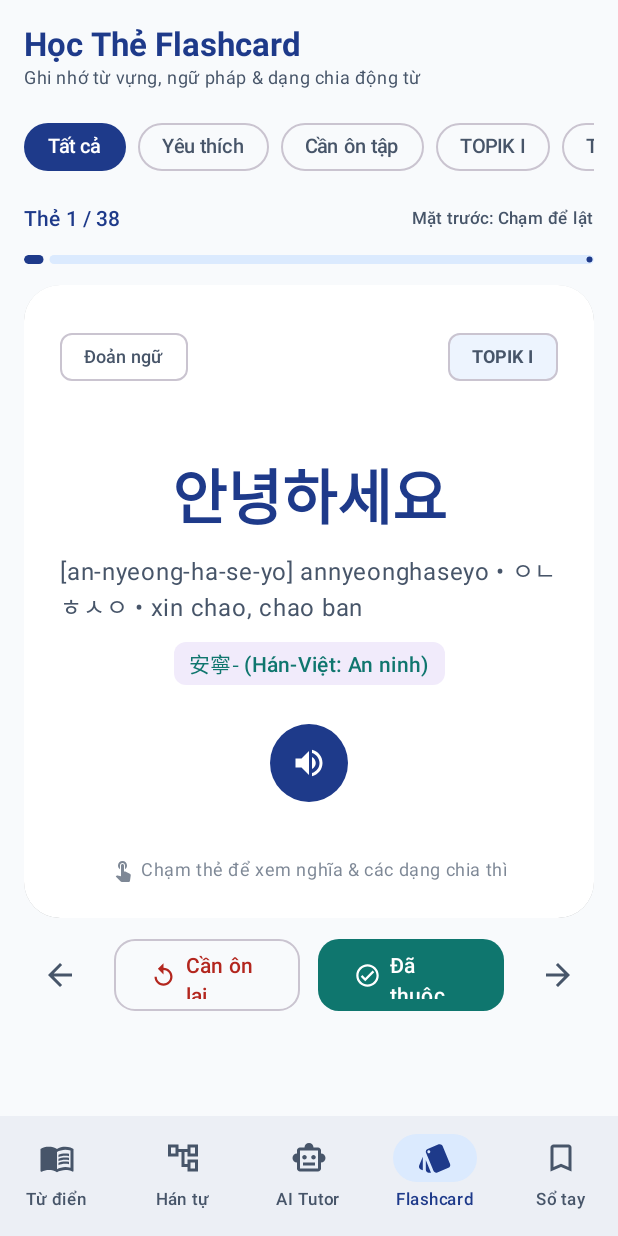
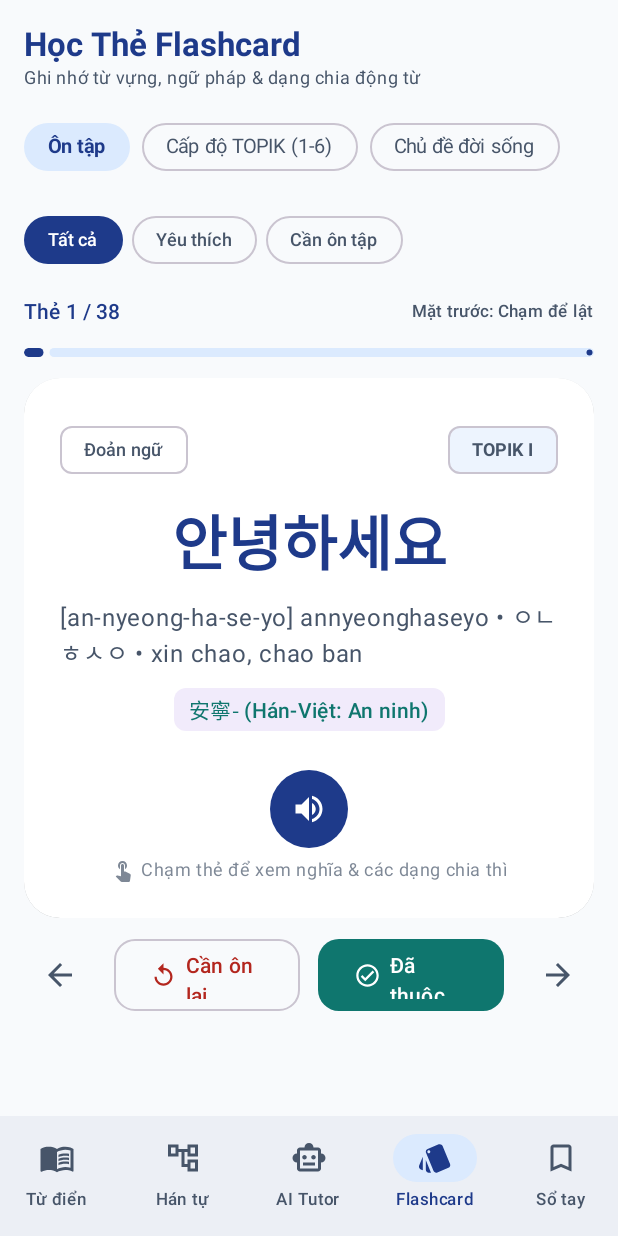
Before and after one commit to ngoloc2k4/VietnamKoreanDictionary, an Android app built with Jetpack Compose: the screen it shows after launch (MainActivity), item 4 of the bottom bar chosen, on a phone screen of 412 x 824 dp. Run offline under Robolectric (Android 15) with nearby library versions, the light colour scheme and no system bars; our stand-ins replace Room's generated code.

Commit message:
feat: add comprehensive TOPIK 1-6 levels, everyday life theme filters and rich text markdown rendering

```diff
--- a/app/src/main/java/com/example/ui/screens/DictionaryScreen.kt
+++ b/app/src/main/java/com/example/ui/screens/DictionaryScreen.kt
@@ -26,6 +26,7 @@ import androidx.compose.ui.unit.sp
 import com.example.data.model.WordEntity
 import com.example.ui.viewmodel.DictionaryViewModel
 import com.example.ui.viewmodel.WordFilter
+import com.example.ui.viewmodel.WordFilterGroup
 import com.example.util.MatchResult
 
 @OptIn(ExperimentalMaterial3Api::class)
@@ -43,6 +44,13 @@ fun DictionaryScreen(
     val searchHistory by viewModel.searchHistory.collectAsState()
     var showTranslatorSheet by remember { mutableStateOf(false) }
     var showClearSearchHistoryDialog by remember { mutableStateOf(false) }
+    var activeFilterGroup by remember { mutableStateOf(selectedFilter.group) }
+
+    LaunchedEffect(selectedFilter) {
+        if (selectedFilter != WordFilter.ALL) {
+            activeFilterGroup = selectedFilter.group
+        }
+    }
 
     Column(
         modifier = modifier
@@ -154,7 +162,7 @@ fun DictionaryScreen(
             Row(
                 modifier = Modifier
                     .fillMaxWidth()
-                    .padding(horizontal = 16.dp, top = 6.dp),
+                    .padding(start = 16.dp, end = 16.dp, top = 6.dp),
                 horizontalArrangement = Arrangement.SpaceBetween,
                 verticalAlignment = Alignment.CenterVertically
             ) {
@@ -211,26 +219,74 @@ fun DictionaryScreen(
             }
         }
 
-        // Filter chips row
+        // Filter groups row (Tất cả, Cấp độ TOPIK 1-6, Chủ đề đời sống, Từ loại)
         Row(
             modifier = Modifier
                 .fillMaxWidth()
-                .padding(vertical = 8.dp)
+                .padding(top = 8.dp, bottom = 4.dp)
                 .horizontalScroll(rememberScrollState())
                 .padding(horizontal = 16.dp),
             horizontalArrangement = Arrangement.spacedBy(8.dp)
         ) {
-            WordFilter.values().forEach { filter ->
+            WordFilterGroup.values().forEach { group ->
+                val isGroupActive = if (group == WordFilterGroup.ALL) {
+                    selectedFilter == WordFilter.ALL
+                } else {
+                    activeFilterGroup == group && selectedFilter != WordFilter.ALL
+                }
                 FilterChip(
-                    selected = selectedFilter == filter,
-                    onClick = { viewModel.onFilterSelected(filter) },
-                    label = { Text(filter.label, fontSize = 13.sp) },
+                    selected = isGroupActive,
+                    onClick = {
+                        activeFilterGroup = group
+                        if (group == WordFilterGroup.ALL) {
+                            viewModel.onFilterSelected(WordFilter.ALL)
+                        } else {
+                            if (selectedFilter.group != group) {
+                                val firstInGroup = WordFilter.values().firstOrNull { it.group == group }
+                                if (firstInGroup != null) {
+                                    viewModel.onFilterSelected(firstInGroup)
+                                }
+                            }
+                        }
+                    },
+                    label = {
+                        Text(
+                            text = group.label,
+                            fontSize = 13.sp,
+                            fontWeight = if (isGroupActive) FontWeight.Bold else FontWeight.Normal
+                        )
+                    },
                     shape = RoundedCornerShape(20.dp),
                     colors = FilterChipDefaults.filterChipColors(
-                        selectedContainerColor = MaterialTheme.colorScheme.primary,
-                        selectedLabelColor = MaterialTheme.colorScheme.onPrimary
+                        selectedContainerColor = MaterialTheme.colorScheme.primaryContainer,
+                        selectedLabelColor = MaterialTheme.colorScheme.onPrimaryContainer
                     )
                 )
+            }
+        }
+
+        // Sub-filter chips row (Chi tiết các cấp độ TOPIK 1-6, các chủ đề, hoặc từ loại)
+        if (activeFilterGroup != WordFilterGroup.ALL && selectedFilter != WordFilter.ALL) {
+            Row(
+                modifier = Modifier
+                    .fillMaxWidth()
+                    .padding(bottom = 6.dp)
+                    .horizontalScroll(rememberScrollState())
+                    .padding(horizontal = 16.dp),
+                horizontalArrangement = Arrangement.spacedBy(6.dp)
+            ) {
+                WordFilter.values().filter { it.group == activeFilterGroup }.forEach { filter ->
+                    FilterChip(
+                        selected = selectedFilter == filter,
+                        onClick = { viewModel.onFilterSelected(filter) },
+                        label = { Text(filter.label, fontSize = 12.sp) },
+                        shape = RoundedCornerShape(16.dp),
+                        colors = FilterChipDefaults.filterChipColors(
+                            selectedContainerColor = MaterialTheme.colorScheme.primary,
+                            selectedLabelColor = MaterialTheme.colorScheme.onPrimary
+                        )
+                    )
+                }
             }
         }
 
--- a/app/src/main/java/com/example/ui/screens/FlashcardScreen.kt
+++ b/app/src/main/java/com/example/ui/screens/FlashcardScreen.kt
@@ -30,6 +30,7 @@ import com.example.data.model.WordEntity
 import com.example.data.model.parseExamples
 import com.example.ui.viewmodel.DictionaryViewModel
 import com.example.ui.viewmodel.FlashcardFilter
+import com.example.ui.viewmodel.FlashcardFilterGroup
 
 @OptIn(ExperimentalMaterial3Api::class)
 @Composable
@@ -41,6 +42,11 @@ fun FlashcardScreen(
     val currentIndex by viewModel.flashcardIndex.collectAsState()
     val isFlipped by viewModel.isCardFlipped.collectAsState()
     val currentFilter by viewModel.flashcardFilter.collectAsState()
+    var activeFlashcardGroup by remember { mutableStateOf(currentFilter.group) }
+
+    LaunchedEffect(currentFilter) {
+        activeFlashcardGroup = currentFilter.group
+    }
 
     val rotation by animateFloatAsState(
         targetValue = if (isFlipped) 180f else 0f,
@@ -80,19 +86,55 @@ fun FlashcardScreen(
             }
         }
 
-        // Filter chips (Tất cả, Yêu thích, Cần ôn tập, TOPIK I, TOPIK II)
+        // Filter group chips (Ôn tập, Cấp độ TOPIK 1-6, Chủ đề đời sống)
         Row(
             modifier = Modifier
                 .fillMaxWidth()
                 .horizontalScroll(rememberScrollState()),
             horizontalArrangement = Arrangement.spacedBy(8.dp)
         ) {
-            FlashcardFilter.values().forEach { filter ->
+            FlashcardFilterGroup.values().forEach { group ->
+                val isGroupActive = activeFlashcardGroup == group
+                FilterChip(
+                    selected = isGroupActive,
+                    onClick = {
+                        activeFlashcardGroup = group
+                        if (currentFilter.group != group) {
+                            val firstInGroup = FlashcardFilter.values().firstOrNull { it.group == group }
+                            if (firstInGroup != null) {
+                                viewModel.setFlashcardFilter(firstInGroup)
+                            }
+                        }
+                    },
+                    label = {
+                        Text(
+                            text = group.label,
+                            fontSize = 13.sp,
+                            fontWeight = if (isGroupActive) FontWeight.Bold else FontWeight.Normal
+                        )
+                    },
+                    shape = RoundedCornerShape(20.dp),
+                    colors = FilterChipDefaults.filterChipColors(
+                        selectedContainerColor = MaterialTheme.colorScheme.primaryContainer,
+                        selectedLabelColor = MaterialTheme.colorScheme.onPrimaryContainer
+                    )
+                )
+            }
+        }
+
+        // Sub-filter chips row (Chi tiết các cấp độ TOPIK 1-6, các chủ đề, hoặc mục ôn tập)
+        Row(
+            modifier = Modifier
+                .fillMaxWidth()
+                .horizontalScroll(rememberScrollState()),
+            horizontalArrangement = Arrangement.spacedBy(6.dp)
+        ) {
+            FlashcardFilter.values().filter { it.group == activeFlashcardGroup }.forEach { filter ->
                 FilterChip(
                     selected = currentFilter == filter,
                     onClick = { viewModel.setFlashcardFilter(filter) },
-                    label = { Text(filter.label, fontSize = 13.sp) },
-                    shape = RoundedCornerShape(20.dp),
+                    label = { Text(filter.label, fontSize = 12.sp) },
+                    shape = RoundedCornerShape(16.dp),
                     colors = FilterChipDefaults.filterChipColors(
                         selectedContainerColor = MaterialTheme.colorScheme.primary,
                         selectedLabelColor = MaterialTheme.colorScheme.onPrimary
--- a/app/src/main/java/com/example/ui/viewmodel/DictionaryViewModel.kt
+++ b/app/src/main/java/com/example/ui/viewmodel/DictionaryViewModel.kt
@@ -15,22 +15,69 @@ import com.example.util.*
 import kotlinx.coroutines.flow.*
 import kotlinx.coroutines.launch
 
-enum class WordFilter(val label: String) {
+enum class WordFilterGroup(val label: String) {
     ALL("Tất cả"),
-    VERB("Động từ"),
-    ADJECTIVE("Tính từ"),
-    NOUN("Danh từ"),
-    TOPIK_1("TOPIK I"),
-    TOPIK_2("TOPIK II"),
-    HIGH_FREQ("Tần suất cao ★")
+    TOPIK("Cấp độ TOPIK (1-6)"),
+    THEME("Chủ đề đời sống"),
+    PART_OF_SPEECH("Từ loại")
 }
 
-enum class FlashcardFilter(val label: String) {
-    ALL("Tất cả"),
-    FAVORITES("Yêu thích"),
-    NEED_REVIEW("Cần ôn tập"),
-    TOPIK_1("TOPIK I"),
-    TOPIK_2("TOPIK II")
+enum class WordFilter(val label: String, val group: WordFilterGroup = WordFilterGroup.ALL) {
+    ALL("Tất cả", WordFilterGroup.ALL),
+
+    // Cấp độ TOPIK đủ từ 1 đến 6
+    TOPIK_1("TOPIK 1", WordFilterGroup.TOPIK),
+    TOPIK_2("TOPIK 2", WordFilterGroup.TOPIK),
+    TOPIK_3("TOPIK 3", WordFilterGroup.TOPIK),
+    TOPIK_4("TOPIK 4", WordFilterGroup.TOPIK),
+    TOPIK_5("TOPIK 5", WordFilterGroup.TOPIK),
+    TOPIK_6("TOPIK 6", WordFilterGroup.TOPIK),
+
+    // Chủ đề đời sống thiết thực
+    THEME_DAILY("🏠 Đời sống", WordFilterGroup.THEME),
+    THEME_FOOD("🍜 Ẩm thực", WordFilterGroup.THEME),
+    THEME_WORK("💼 Công sở", WordFilterGroup.THEME),
+    THEME_EDUCATION("🎓 Trường học", WordFilterGroup.THEME),
+    THEME_TRAVEL("✈️ Du lịch", WordFilterGroup.THEME),
+    THEME_SHOPPING("🛍️ Mua sắm", WordFilterGroup.THEME),
+    THEME_HEALTH("🏥 Sức khỏe", WordFilterGroup.THEME),
+    THEME_EMOTION("❤️ Cảm xúc", WordFilterGroup.THEME),
+
+    // Từ loại & Đặc biệt
+    VERB("Động từ", WordFilterGroup.PART_OF_SPEECH),
+    ADJECTIVE("Tính từ", WordFilterGroup.PART_OF_SPEECH),
+    NOUN("Danh từ", WordFilterGroup.PART_OF_SPEECH),
+    HIGH_FREQ("⭐ Tần suất cao", WordFilterGroup.PART_OF_SPEECH)
+}
+
+enum class FlashcardFilterGroup(val label: String) {
+    STUDY("Ôn tập"),
+    TOPIK("Cấp độ TOPIK (1-6)"),
+    THEME("Chủ đề đời sống")
+}
+
+enum class FlashcardFilter(val label: String, val group: FlashcardFilterGroup = FlashcardFilterGroup.STUDY) {
+    ALL("Tất cả", FlashcardFilterGroup.STUDY),
+    FAVORITES("Yêu thích", FlashcardFilterGroup.STUDY),
+    NEED_REVIEW("Cần ôn tập", FlashcardFilterGroup.STUDY),
+
+    // Cấp độ TOPIK 1-6
+    TOPIK_1("TOPIK 1", FlashcardFilterGroup.TOPIK),
+    TOPIK_2("TOPIK 2", FlashcardFilterGroup.TOPIK),
+    TOPIK_3("TOPIK 3", FlashcardFilterGroup.TOPIK),
+    TOPIK_4("TOPIK 4", FlashcardFilterGroup.TOPIK),
+    TOPIK_5("TOPIK 5", FlashcardFilterGroup.TOPIK),
+    TOPIK_6("TOPIK 6", FlashcardFilterGroup.TOPIK),
+
+    // Chủ đề đời sống
+    THEME_DAILY("🏠 Đời sống", FlashcardFilterGroup.THEME),
+    THEME_FOOD("🍜 Ẩm thực", FlashcardFilterGroup.THEME),
+    THEME_WORK("💼 Công sở", FlashcardFilterGroup.THEME),
+    THEME_EDUCATION("🎓 Trường học", FlashcardFilterGroup.THEME),
+    THEME_TRAVEL("✈️ Du lịch", FlashcardFilterGroup.THEME),
+    THEME_SHOPPING("🛍️ Mua sắm", FlashcardFilterGroup.THEME),
+    THEME_HEALTH("🏥 Sức khỏe", FlashcardFilterGroup.THEME),
+    THEME_EMOTION("❤️ Cảm xúc", FlashcardFilterGroup.THEME)
 }
 
 data class ChatMessageUi(
@@ -102,12 +149,24 @@ class DictionaryViewModel(application: Application) : AndroidViewModel(applicati
                 val list = KoreanVietnameseSearchMatcher.searchAndRank(words, query)
                 when (filter) {
                     WordFilter.ALL -> list
+                    WordFilter.TOPIK_1 -> list.filter { it.word.topikLevelNumber == 1 }
+                    WordFilter.TOPIK_2 -> list.filter { it.word.topikLevelNumber == 2 }
+                    WordFilter.TOPIK_3 -> list.filter { it.word.topikLevelNumber == 3 }
+                    WordFilter.TOPIK_4 -> list.filter { it.word.topikLevelNumber == 4 }
+                    WordFilter.TOPIK_5 -> list.filter { it.word.topikLevelNumber == 5 }
+                    WordFilter.TOPIK_6 -> list.filter { it.word.topikLevelNumber == 6 }
+                    WordFilter.THEME_DAILY -> list.filter { WordThemeClassifier.matchesDaily(it.word) }
+                    WordFilter.THEME_FOOD -> list.filter { WordThemeClassifier.matchesFood(it.word) }
+                    WordFilter.THEME_WORK -> list.filter { WordThemeClassifier.matchesWork(it.word) }
+                    WordFilter.THEME_EDUCATION -> list.filter { WordThemeClassifier.matchesEducation(it.word) }
+                    WordFilter.THEME_TRAVEL -> list.filter { WordThemeClassifier.matchesTravel(it.word) }
+                    WordFilter.THEME_SHOPPING -> list.filter { WordThemeClassifier.matchesShopping(it.word) }
+                    WordFilter.THEME_HEALTH -> list.filter { WordThemeClassifier.matchesHealth(it.word) }
+                    WordFilter.THEME_EMOTION -> list.filter { WordThemeClassifier.matchesEmotion(it.word) }
                     WordFilter.VERB -> list.filter { it.word.partOfSpeech.contains("Động từ", ignoreCase = true) }
                     WordFilter.ADJECTIVE -> list.filter { it.word.partOfSpeech.contains("Tính từ", ignoreCase = true) }
                     WordFilter.NOUN -> list.filter { it.word.partOfSpeech.contains("Danh từ", ignoreCase = true) }
-                    WordFilter.TOPIK_1 -> list.filter { it.word.level.contains("TOPIK I", ignoreCase = true) }
-                    WordFilter.TOPIK_2 -> list.filter { it.word.level.contains("TOPIK II", ignoreCase = true) }
-                    WordFilter.HIGH_FREQ -> list.filter { it.word.examFrequency.contains("★★★★★") }
+                    WordFilter.HIGH_FREQ -> list.filter { it.word.examFrequency.contains("★★★★★") || it.word.examFrequency.contains("Rất cao") }
                 }
             }
         }.stateIn(viewModelScope, SharingStarted.WhileSubscribed(5000), emptyList())
@@ -170,8 +229,20 @@ class DictionaryViewModel(application: Application) : AndroidViewModel(applicati
             FlashcardFilter.ALL -> all
             FlashcardFilter.FAVORITES -> favs
             FlashcardFilter.NEED_REVIEW -> all.filter { !it.isMastered }
-            FlashcardFilter.TOPIK_1 -> all.filter { it.level.contains("TOPIK I") }
-            FlashcardFilter.TOPIK_2 -> all.filter { it.level.contains("TOPIK II") }
+            FlashcardFilter.TOPIK_1 -> all.filter { it.topikLevelNumber == 1 }
+            FlashcardFilter.TOPIK_2 -> all.filter { it.topikLevelNumber == 2 }
+            FlashcardFilter.TOPIK_3 -> all.filter { it.topikLevelNumber == 3 }
+            FlashcardFilter.TOPIK_4 -> all.filter { it.topikLevelNumber == 4 }
+            FlashcardFilter.TOPIK_5 -> all.filter { it.topikLevelNumber == 5 }
+            FlashcardFilter.TOPIK_6 -> all.filter { it.topikLevelNumber == 6 }
+            FlashcardFilter.THEME_DAILY -> all.filter { WordThemeClassifier.matchesDaily(it) }
+            FlashcardFilter.THEME_FOOD -> all.filter { WordThemeClassifier.matchesFood(it) }
+            FlashcardFilter.THEME_WORK -> all.filter { WordThemeClassifier.matchesWork(it) }
+            FlashcardFilter.THEME_EDUCATION -> all.filter { WordThemeClassifier.matchesEducation(it) }
+            FlashcardFilter.THEME_TRAVEL -> all.filter { WordThemeClassifier.matchesTravel(it) }
+            FlashcardFilter.THEME_SHOPPING -> all.filter { WordThemeClassifier.matchesShopping(it) }
+            FlashcardFilter.THEME_HEALTH -> all.filter { WordThemeClassifier.matchesHealth(it) }
+            FlashcardFilter.THEME_EMOTION -> all.filter { WordThemeClassifier.matchesEmotion(it) }
         }
     }.stateIn(viewModelScope, SharingStarted.WhileSubscribed(5000), emptyList())
 
```
Also changed, not shown: app/src/main/java/com/example/ui/components/RichMarkdownText.kt (+118 -121 lines), app/src/main/java/com/example/util/WordThemeClassifier.kt (added, +84 -0 lines), 1 other file.
